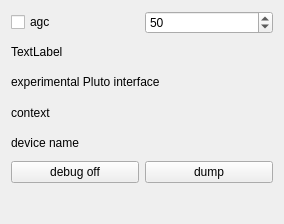
Old version of the form devices/pluto-handler/pluto-widget.ui in the repository JvanKatwijk/sdr-j-fm.
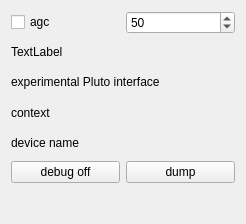
New version of the form.

What changed in the file:
```diff
--- a/devices/pluto-handler/pluto-widget.ui
+++ b/devices/pluto-handler/pluto-widget.ui
@@ -6,7 +6,7 @@
    <rect>
     <x>0</x>
     <y>0</y>
-    <width>284</width>
+    <width>246</width>
     <height>224</height>
    </rect>
   </property>
```
